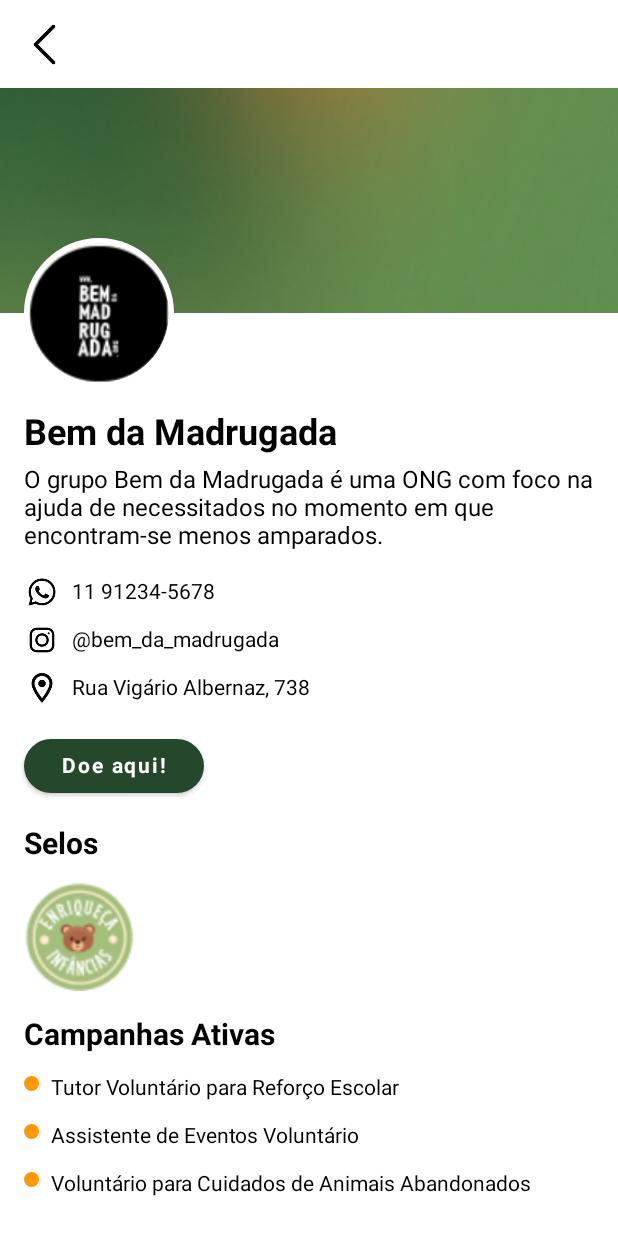
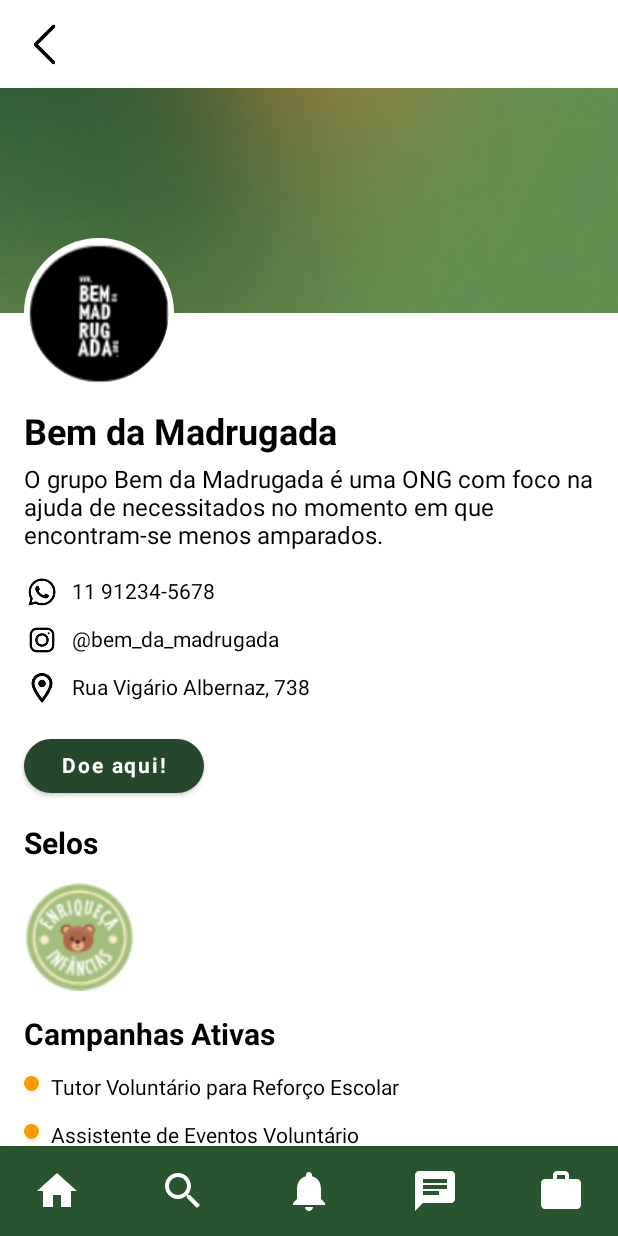
Before and after one commit to HelpLine-SPTech/helpline-app, an Android app built with Jetpack Compose: the @Preview function PreviewProfileScreen, on a phone screen of 412 x 824 dp. Run offline under Robolectric (Android 15) with nearby library versions, the light colour scheme and no system bars.

Commit message:
Perfil da ONG com navbar

```diff
--- a/app/src/main/java/com/example/helplineapp/View/PerfilOng/ProfileScreen.kt
+++ b/app/src/main/java/com/example/helplineapp/View/PerfilOng/ProfileScreen.kt
@@ -6,8 +6,10 @@ import androidx.activity.compose.setContent
 import androidx.compose.foundation.Image
 import androidx.compose.foundation.background
 import androidx.compose.foundation.layout.*
+import androidx.compose.foundation.rememberScrollState
 import androidx.compose.foundation.shape.CircleShape
 import androidx.compose.foundation.shape.RoundedCornerShape
+import androidx.compose.foundation.verticalScroll
 import androidx.compose.material.*
 import androidx.compose.runtime.Composable
 import androidx.compose.ui.Alignment
@@ -20,34 +22,28 @@ import androidx.compose.ui.text.font.FontWeight
 import androidx.compose.ui.unit.dp
 import androidx.compose.ui.unit.sp
 import androidx.compose.ui.tooling.preview.Preview
+import androidx.navigation.NavController
+import androidx.navigation.compose.rememberNavController
 import com.example.helplineapp.R
-import com.example.helplineapp.View.NavDrawer
 import com.example.helplineapp.ui.theme.Componente.Footer.BottomNavBar
 
-class MainActivity : ComponentActivity() {
-    override fun onCreate(savedInstanceState: Bundle?) {
-        super.onCreate(savedInstanceState)
-        setContent {
-            ProfileScreen()
-        }
-    }
-}
-
 @Composable
-fun ProfileScreen() {
+fun ProfileScreen(navController: NavController) {
+    Box(modifier = Modifier.fillMaxSize()) {
+        // Conteúdo rolável
         Column(
             modifier = Modifier
                 .fillMaxSize()
-            .background(Color(255,255,255))
+                .background(Color(255, 255, 255))
+                .verticalScroll(rememberScrollState())
         ) {
             // Seta para voltar
             IconButton(
                 onClick = { /* Ação de voltar */ },
-            modifier = Modifier
-                .padding(5.dp)
+                modifier = Modifier.padding(5.dp)
             ) {
                 Icon(
-                painter = painterResource(id = R.drawable.ic_back), // Substitua por seu ícone
+                    painter = painterResource(id = R.drawable.ic_back),
                     contentDescription = "Voltar",
                     tint = Color.Black,
                     modifier = Modifier.size(30.dp)
@@ -57,47 +53,40 @@ fun ProfileScreen() {
             Box(
                 modifier = Modifier
                     .fillMaxWidth()
-                .height(200.dp) // Define a altura total da caixa (um pouco maior que a capa para incluir a imagem de perfil)
+                    .height(200.dp)
             ) {
-            // Imagem de capa
                 Image(
-                painter = painterResource(id = R.drawable.capa_profile), // Coloque a capa aqui
+                    painter = painterResource(id = R.drawable.capa_profile),
                     contentDescription = "Imagem de Capa",
                     contentScale = ContentScale.Crop,
                     modifier = Modifier
-                    .height(150.dp) // Altura da capa
+                        .height(150.dp)
                         .fillMaxWidth()
                 )
 
-            // Imagem de perfil com borda branca
                 Box(
                     modifier = Modifier
-                    .align(Alignment.BottomStart) // Posiciona a imagem de perfil no canto inferior esquerdo
-                    .offset(
-                        y = 0.dp,
-                        x = 16.dp
-                    ) // Ajuste o valor de `y` para mover a imagem metade para fora da capa
+                        .align(Alignment.BottomStart)
+                        .offset(x = 16.dp)
                         .size(100.dp)
                         .clip(CircleShape)
                         .background(Color.White)
-                    .padding(3.dp) // Espaçamento da borda branca
+                        .padding(3.dp)
                         .clip(CircleShape)
                 ) {
                     Image(
-                    painter = painterResource(id = R.drawable.profile_image), // Coloque a imagem de perfil aqui
+                        painter = painterResource(id = R.drawable.profile_image),
                         contentDescription = "Foto de Perfil",
-                    contentScale = ContentScale.Crop, // Ajusta o conteúdo da imagem
+                        contentScale = ContentScale.Crop,
                         modifier = Modifier
-                        .matchParentSize() // Faz com que a imagem ocupe todo o espaço disponível dentro do Box
-                        .clip(CircleShape) // Mantém a forma circular da imagem
+                            .matchParentSize()
+                            .clip(CircleShape)
                     )
                 }
             }
 
-
             Spacer(modifier = Modifier.height(16.dp))
 
-        // Nome da ONG
             Text(
                 text = "Bem da Madrugada",
                 fontSize = 24.sp,
@@ -107,7 +96,6 @@ fun ProfileScreen() {
 
             Spacer(modifier = Modifier.height(8.dp))
 
-        // Descrição
             Text(
                 text = "O grupo Bem da Madrugada é uma ONG com foco na ajuda de necessitados no momento em que encontram-se menos amparados.",
                 fontSize = 16.sp,
@@ -116,7 +104,6 @@ fun ProfileScreen() {
 
             Spacer(modifier = Modifier.height(16.dp))
 
-        // Contato (ícones reservados)
             Column(
                 modifier = Modifier
                     .fillMaxWidth()
@@ -124,7 +111,7 @@ fun ProfileScreen() {
             ) {
                 Row(verticalAlignment = Alignment.CenterVertically) {
                     Icon(
-                    painter = painterResource(id = R.drawable.icon_zap), // Reservado para ícone de telefone
+                        painter = painterResource(id = R.drawable.icon_zap),
                         contentDescription = null,
                         tint = Color.Black,
                         modifier = Modifier.size(24.dp)
@@ -137,7 +124,7 @@ fun ProfileScreen() {
 
                 Row(verticalAlignment = Alignment.CenterVertically) {
                     Icon(
-                    painter = painterResource(id = R.drawable.ic_instagram), // Reservado para ícone de Instagram
+                        painter = painterResource(id = R.drawable.ic_instagram),
                         contentDescription = null,
                         tint = Color.Black,
                         modifier = Modifier.size(24.dp)
@@ -150,7 +137,7 @@ fun ProfileScreen() {
 
                 Row(verticalAlignment = Alignment.CenterVertically) {
                     Icon(
-                    painter = painterResource(id = R.drawable.ic_loc), // Reservado para ícone de endereço
+                        painter = painterResource(id = R.drawable.ic_loc),
                         contentDescription = null,
                         tint = Color.Black,
                         modifier = Modifier.size(24.dp)
@@ -162,13 +149,12 @@ fun ProfileScreen() {
 
             Spacer(modifier = Modifier.height(16.dp))
 
-        // Botão de "Doe aqui!"
             Button(
                 onClick = { /* Ação de doação */ },
                 modifier = Modifier
                     .padding(horizontal = 16.dp)
-                .width(120.dp) // Define a largura do botão. Ajuste conforme necessário
-                .align(Alignment.Start), // Centraliza horizontalmente
+                    .width(120.dp)
+                    .align(Alignment.Start),
                 colors = ButtonDefaults.buttonColors(backgroundColor = Color(37, 71, 43)),
                 shape = RoundedCornerShape(50)
             ) {
@@ -178,10 +164,8 @@ fun ProfileScreen() {
                 )
             }
 
-
             Spacer(modifier = Modifier.height(16.dp))
 
-        // Selos
             Text(
                 text = "Selos",
                 fontSize = 20.sp,
@@ -198,7 +182,7 @@ fun ProfileScreen() {
                 horizontalArrangement = Arrangement.Start
             ) {
                 Image(
-                painter = painterResource(id = R.drawable.selo), // Coloque o selo aqui
+                    painter = painterResource(id = R.drawable.selo),
                     contentDescription = "Selo ONG",
                     modifier = Modifier.size(80.dp)
                 )
@@ -206,7 +190,6 @@ fun ProfileScreen() {
 
             Spacer(modifier = Modifier.height(16.dp))
 
-        // Campanhas Ativas
             Text(
                 text = "Campanhas Ativas",
                 fontSize = 20.sp,
@@ -219,6 +202,16 @@ fun ProfileScreen() {
             CampaignListItem("Tutor Voluntário para Reforço Escolar")
             CampaignListItem("Assistente de Eventos Voluntário")
             CampaignListItem("Voluntário para Cuidados de Animais Abandonados")
+        }
+
+        // Adicionando o BottomNavBar no Box para garantir que ele fique na parte inferior
+        BottomNavBar(
+            modifier = Modifier
+                .align(Alignment.BottomCenter)
+                .fillMaxWidth()
+                .height(60.dp),
+            navController
+        )
     }
 }
 
@@ -242,5 +235,6 @@ fun CampaignListItem(title: String) {
 @Preview(showBackground = true)
 @Composable
 fun PreviewProfileScreen() {
-    ProfileScreen()
+    val navController = rememberNavController()
+    ProfileScreen(navController = navController)
 }
```
Lines whose indentation alone changed are shown as unchanged.
